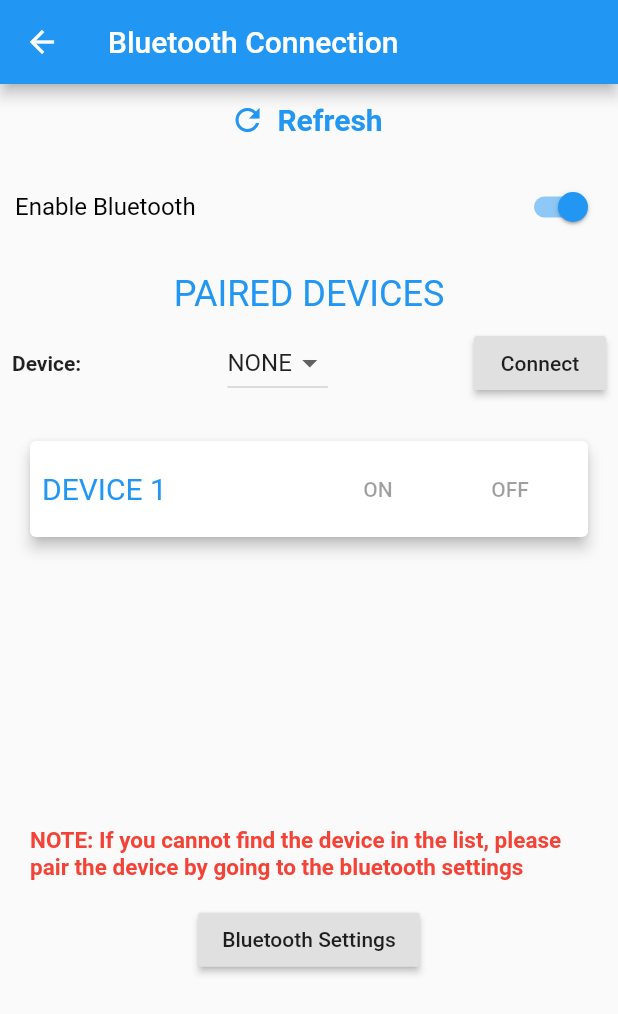
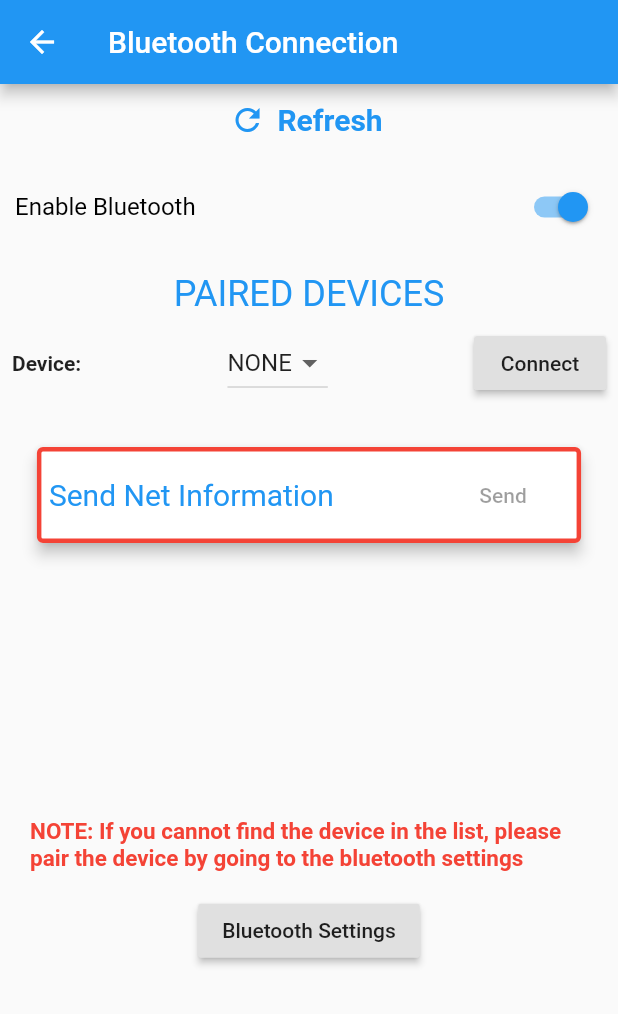
Before and after one commit to LiquidGalaxyLAB/Arduino-Controller, a Flutter app: the NetInfoPage screen opened by its route, after a tap on "Save to send", on a phone screen of 412 x 824 dp. Shown: the top 1014 px of the screen. Run offline on Flutter 3.47's test engine with Material 2 defaults, Android fonts, the phone set to English and light mode, and no system bars; our stand-ins replace flutter_bluetooth_serial; missing offline and left inert: foldable_sidebar, swipedetector.

Commit message:
Bluetooth page adjustaments, connection and operation

```diff
--- a/controller_app/lib/BluetoothPage.dart
+++ b/controller_app/lib/BluetoothPage.dart
@@ -21,6 +21,8 @@ class BluetoothApp extends StatefulWidget {
   @override
   _BluetoothAppState createState() => _BluetoothAppState();
 }
+
+var controlBottonSend = '';
 
 class _BluetoothAppState extends State<BluetoothApp> {
   // Initializing the Bluetooth connection state to be unknown
@@ -259,60 +261,14 @@ class _BluetoothAppState extends State<BluetoothApp> {
                         ],
                       ),
                     ),
-                    Padding(
-                      padding: const EdgeInsets.all(16.0),
-                      child: Card(
-                        shape: RoundedRectangleBorder(
-                          side: new BorderSide(
-                            color: _deviceState == 0
-                                ? colors['neutralBorderColor']
-                                : _deviceState == 1
-                                ? colors['onBorderColor']
-                                : colors['offBorderColor'],
-                            width: 3,
-                          ),
-                          borderRadius: BorderRadius.circular(4.0),
-                        ),
-                        elevation: _deviceState == 0 ? 4 : 0,
-                        child: Padding(
-                          padding: const EdgeInsets.all(8.0),
-                          child: Row(
-                            children: <Widget>[
-                              Expanded(
-                                child: Text(
-                                  "DEVICE 1",
-                                  style: TextStyle(
-                                    fontSize: 20,
-                                    color: _deviceState == 0
-                                        ? colors['neutralTextColor']
-                                        : _deviceState == 1
-                                        ? colors['onTextColor']
-                                        : colors['offTextColor'],
-                                  ),
-                                ),
-                              ),
-                              FlatButton(
-                                onPressed: _connected
-                                    ? _sendOnMessageToBluetooth
-                                    : null,
-                                child: Text("ON"),
-                              ),
-                              FlatButton(
-                                onPressed: _connected
-                                    ? _sendOffMessageToBluetooth
-                                    : null,
-                                child: Text("OFF"),
-                              ),
-                            ],
-                          ),
-                        ),
-                      ),
-                    ),
+                    Container(height: 20,),
+                    Container(
+                      width: size.width*.9,
+                      child: _dataToSend(),
+                    )
                   ],
                 ),
-                Container(
-                  color: Colors.blue,
-                ),
+                Container(color: Colors.blue),
               ],
             ),
             Expanded(
@@ -450,22 +406,24 @@ class _BluetoothAppState extends State<BluetoothApp> {
 
   // Method to send message,
   // for turning the Bluetooth device on
-  void _sendOnMessageToBluetooth() async {
+  void _sendNetInfo() async {
     connection.output.add(utf8.encode("/"+netIP+","+netSSID+","+netPASSWORD+"," + "\r\n"));
     await connection.output.allSent;
-    show('Device Turned On');
+    //show('Device Turned On');
     setState(() {
+      controlBottonSend = '';
       _deviceState = 1; // device on
     });
   }
 
   // Method to send message,
   // for turning the Bluetooth device off
-  void _sendOffMessageToBluetooth() async {
+  void _sendPlaceString() async {
     connection.output.add(utf8.encode("#"+valido + "\r\n"));
     await connection.output.allSent;
-    show('Device Turned Off');
+    //show('Device Turned Off');
     setState(() {
+      controlBottonSend = '';
       _deviceState = -1; // device off
     });
   }
@@ -486,4 +444,70 @@ class _BluetoothAppState extends State<BluetoothApp> {
       ),
     );
   }
+
+  _dataToSend() {
+    if(controlBottonSend == ''){
+      return Container( height:50,color: Colors.red,);
+    }else
+    if(controlBottonSend == 'NetInfo'){
+      return Card(
+        shape: RoundedRectangleBorder(
+            side: BorderSide(color: Colors.red,width: 3),
+            borderRadius: BorderRadius.circular(4)),
+        elevation: _deviceState == 0 ? 4 : 0,
+        child: Padding(
+          padding: const EdgeInsets.all(8.0),
+          child: Row(
+            children: <Widget>[
+              Expanded(
+                child: Text(
+                  "Send Net Information",
+                  style: TextStyle(
+                    fontSize: 20,
+                    color: colors['neutralTextColor'],
+                  ),
+                ),
+              ),
+              FlatButton(
+                onPressed: _connected
+                    ? _sendNetInfo
+                    : null,
+                child: Text("Send"),
+              ),
+            ],
+          ),
+        ),
+      );
+    }else
+    if(controlBottonSend == 'SendList'){
+      return Card(
+        shape: RoundedRectangleBorder(
+            side: BorderSide(color: Colors.blue,width: 3),
+            borderRadius: BorderRadius.circular(4)),
+        elevation: _deviceState == 0 ? 4 : 0,
+        child: Padding(
+          padding: const EdgeInsets.all(8.0),
+          child: Row(
+            children: <Widget>[
+              Expanded(
+                child: Text(
+                  "Send List",
+                  style: TextStyle(
+                    fontSize: 20,
+                    color: colors['neutralTextColor'],
+                  ),
+                ),
+              ),
+              FlatButton(
+                onPressed: _connected
+                    ? _sendPlaceString
+                    : null,
+                child: Text("Send"),
+              ),
+            ],
+          ),
+        ),
+      );
+    }
+  }
 }
--- a/controller_app/lib/ExamplePages/Football.dart
+++ b/controller_app/lib/ExamplePages/Football.dart
@@ -22,6 +22,8 @@ final List<String> _coordOceania= <String>['144.9834493,-37.8199669,813.5890022'
 
 final List<String> _stadiumAsia= <String>['Seoul Olympic Stadium/ Seoul, South Korea','Sardar Patel Stadium/ Ahmedabad, India','Bukit Jalil National Stadium/ Kuala Lumpur, Malaysia','Salt Lake Stadium/ Kolkata, India','Shah Alam Stadium/ Shah Alam, Malaysia','New National Stadium/ Tokyo, Japan','Guangdong Olympic Stadium/ Guangzhou, China','Beijing National Stadium/ Beijing, China','Hangzhou Sports Park Stadium/ Hangzhou, China','Palaran Stadium/ Samarinda, Indonesia','Gelora Bung Karno Main Stadium/ Jakarta, Indonesia','Seoul World Cup Stadium/ Seoul, South Korea','International Stadium Yokohama/ Yokohama, Japan','Workers Stadium/ Beijing, China','Saitama Stadium 2002/ Saitama, Japan','Shenyang Olympic Sports Centre Stadium/ Shenyang, China'];
 final List<String> _coordAsia= <String>['127.0727661,37.5158554,817.2554327','72.5643479,23.0421763,962.9489775','101.69134,3.0546349,1054.86146','88.4090443,22.5690538,966.6726261','101.5454093,3.0824395,1054.830733','139.7145468,35.6778952,838.9271391','113.4031961,23.1375063,544.6531423','116.390343,39.990029,786.7837249','120.225183,30.2314094,822.207166','117.1315495,-0.5863952,1056.480364','106.8017969,-6.2185701,1049.584634','126.8972774,37.5682588,816.6252554','139.6063937,35.5099461,840.8650564','116.4408471,39.9300533,407.5654298','139.7175976,35.9031054,836.3172279','123.458851,41.739441,764.3816812'];
+
+List<List> footStadiums = [_coordAmerica,_coordAfrica,_coordEurope,_coordOceania,_coordAsia];
 
 var _controllCont = "";
 var _controllLenth;
--- a/controller_app/lib/ExamplePages/RaccingCircuit.dart
+++ b/controller_app/lib/ExamplePages/RaccingCircuit.dart
@@ -22,6 +22,7 @@ final List<String> _coordRaccingOceania = <String>['138.6196917,-34.9309643,847.
 final List<String> _raccingAsia = <String>['Jinjiang District, Chengdu','Chaoyang, Beijing','Mevalurkuppam, India','Motegi, Japan','Hita, Oita, Japan','Oyama, Japan','Rosario, Philippines','Sendai, Japan','Marina Bay, Singapur','Doha, Qatar','Abu Dhabi','Yongin, South Korea','Buriram Buri Ram, Thailand','Pasir Gudang, Malaysia','Wangchan, Thailand','Sepang, Malaysia'];
 final List<String> _coordRaccingAsia = <String>['104.121501,30.585175,894.3792123','116.5631629,40.018022,786.43073','79.987432,12.99972,1026.301382','140.2253966,36.531954,828.9617548','130.97351,33.039077,868.5287989','138.9272935,35.3722685,842.4483015','121.2776576,13.8214685,1022.388652','140.6299259,38.2916815,807.8575263','103.8639097,1.2914319,1056.241794','51.4528912,25.4862831,942.6021872','54.6055067,24.4699413,951.2872923','127.207591,37.2960689,819.8911501','103.0849254,14.9579714,1016.595384','103.9077126,1.4805879,1056.147316','99.706249,12.942246,1026.566332','101.7317775,2.7594144,1055.170563'];
 
+List<List> raccingCircuits =[_coordRaccingAmerica,_coordRaccingAfrica,_coordRaccingEurope,_coordRaccingOceania,_coordRaccingAsia];
 
 var _controllCont = "";
 var _controllLenth;
--- a/controller_app/lib/ExamplePages/WordWonders.dart
+++ b/controller_app/lib/ExamplePages/WordWonders.dart
@@ -9,7 +9,7 @@ class WordWondersPage extends StatefulWidget {
 
 final List<String> _placeName= <String>['Golden Gate','Taj Mahal','Christ the Redeemer','Chichén Itzá','Coliseum','Machu Picchu','Ruins of Petra','Eiffel Tower','Big Bem','Statue of Liberty','St. Basils Cathedral','Empire State Building','Fortress of São José de Macapá','Giza Necropolis','La Seu Vella Castel','Great wall of China'];
 final List<String> _coordinates= <String>['-122.485046,37.820047,3000','78.042202,27.172969,1500','-43.210317,-22.951838,400','-88.567935,20.683510,600','12.492135,41.890079,600','-72.545224,-13.163820,600','35.441919,30.328456,600','2.294473,48.857730,1000','-0.124419,51.500769,500','-74.044535,40.689437,500','37.623446,55.752362,500','-73.985359,40.748360,500','-51.049260,0.030478,500','31.132695,29.976603,500','0.626502,41.617540,600','116.562771,40.435456,500'];
-
+List<List> ListWord = [_coordinates];
 var _controllCont = "";
 
 class _WordWondersPageState extends State<WordWondersPage> {
--- a/controller_app/lib/main.dart
+++ b/controller_app/lib/main.dart
@@ -1,11 +1,7 @@
-import 'package:controllerapp/ExamplePages/Football.dart';
-import 'package:controllerapp/ExamplePages/RaccingCircuit.dart';
-import 'package:controllerapp/ExamplePages/WordWonders.dart';
 import 'package:controllerapp/pages/ExamplesList.dart';
 import 'package:controllerapp/pages/NetInfo.dart';
 import 'package:controllerapp/pages/info.dart';
 import 'package:controllerapp/pages/logos.dart';
-import 'package:controllerapp/pages/test.dart';
 import 'package:flutter/material.dart';
 import 'package:foldable_sidebar/foldable_sidebar.dart';
 import 'package:swipedetector/swipedetector.dart';
@@ -44,6 +40,7 @@ class MyApp extends StatelessWidget {
 
 String variavel = "{-122.485046,37.820047,3000},{78.042202,27.172969,1500},{-43.210317,-22.951838,400},{-88.567935,20.683510,600},{12.492135,41.890079,600},{-72.545224,-13.163820,600},{35.441919,30.328456,600},{2.294473,48.857730,1000},{-0.124419,51.500769,500},{-74.044535,40.689437,500},{37.623446,55.752362,500},{-73.985359,40.748360,500},{-51.049260,0.030478,500},{31.132695,29.976603,500},{0.626502,41.617540,600},{116.562771,40.435456,500}";
 String valido = "-122.485046-,37.820047-,3000,*78.042202-,27.172969-,1500,*-43.210317-,-22.951838-,400,*-88.567935-,20.683510-,600,*12.492135-,41.890079-,600,*-72.545224-,-13.163820-,600,*35.441919-,30.328456-,600,*2.294473-,48.857730-,1000,*-0.124419-,51.500769-,500,*-74.044535-,40.689437-,500,*37.623446-,55.752362-,500,*-73.985359-,40.748360-,500,*-51.049260-,0.030478-,500,*31.132695-,29.976603-,500,*0.626502-,41.617540-,600,*116.562771-,40.435456-,500,";
+
 String netIP = "192.168.0.5";
 String netSSID = "ilana";
 String netPASSWORD ="32513296";
--- a/controller_app/lib/pages/NetInfo.dart
+++ b/controller_app/lib/pages/NetInfo.dart
@@ -28,7 +28,7 @@ class _NetInfoPageState extends State<NetInfoPage> {
     var size = MediaQuery.of(context).size;
     return Scaffold(
       appBar: AppBar(
-        title: Text("Network Info"),
+        title: Text("Network Information"),
       ),
       body: Container(
           decoration: BoxDecoration(
@@ -49,7 +49,9 @@ class _NetInfoPageState extends State<NetInfoPage> {
                   width: size.width*.8,
                   //color: Colors.green,
                   child: Card(
-                    shape: RoundedRectangleBorder(borderRadius: BorderRadius.circular(20)),
+                    shape: RoundedRectangleBorder(
+                      side: BorderSide(color: Colors.blue,width: 3),
+                        borderRadius: BorderRadius.circular(20)),
                     child: Container(
                       child: Column(
                         children: <Widget>[
@@ -124,6 +126,9 @@ class _NetInfoPageState extends State<NetInfoPage> {
                         netIP = _LGIP.text;
                         netSSID = _SSID.text;
                         netPASSWORD = _PASSWORD.text;
+                        setState(() {
+                          controlBottonSend = 'NetInfo';
+                        });
                         Navigator.of(context).push(MaterialPageRoute(builder: (context)=>BluetoothPage()));
                       }
                   )
--- a/controller_app/lib/pages/info.dart
+++ b/controller_app/lib/pages/info.dart
@@ -129,7 +129,7 @@ class Info extends StatelessWidget {
                     },
                     child: Row(
                       children: <Widget>[
-                        Icon(Icons.ondemand_video,color: Colors.white,),
+                        Icon(Icons.people_outline,color: Colors.white,),
                         SizedBox(width: 20),
                         Text("Community", style: TextStyle(
                             color: Colors.white,fontSize: 15,fontWeight: FontWeight.w700),
```
Also changed, not shown: controller_app/lib/pages/ExamplesList.dart (+120 -2 lines).
